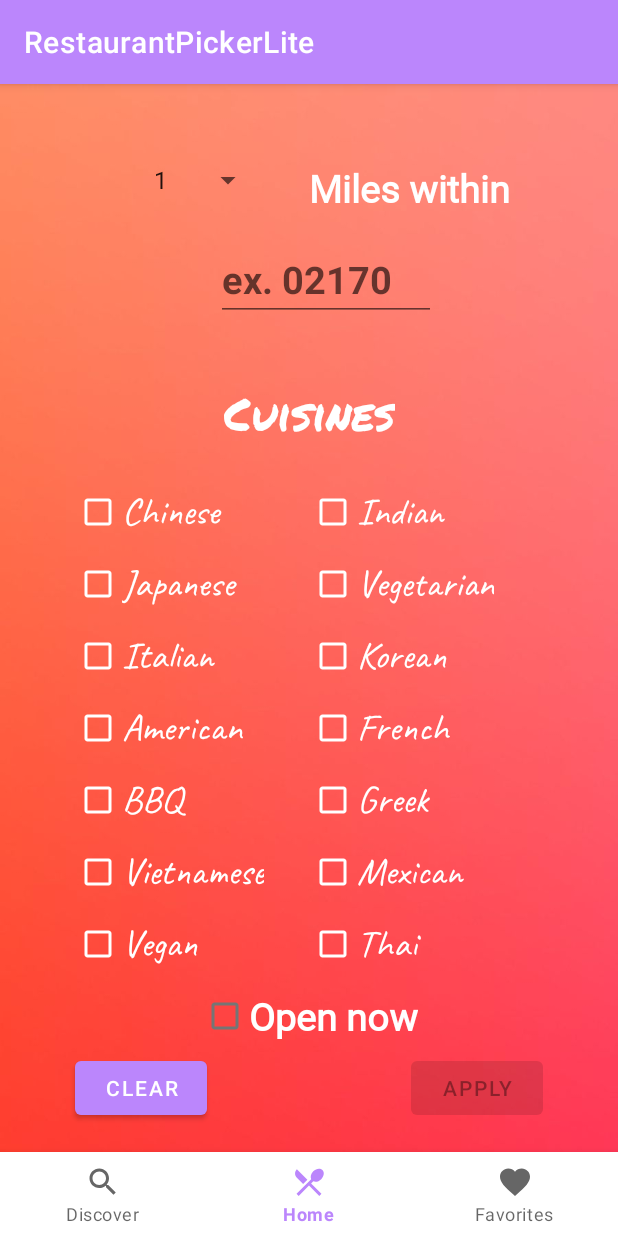
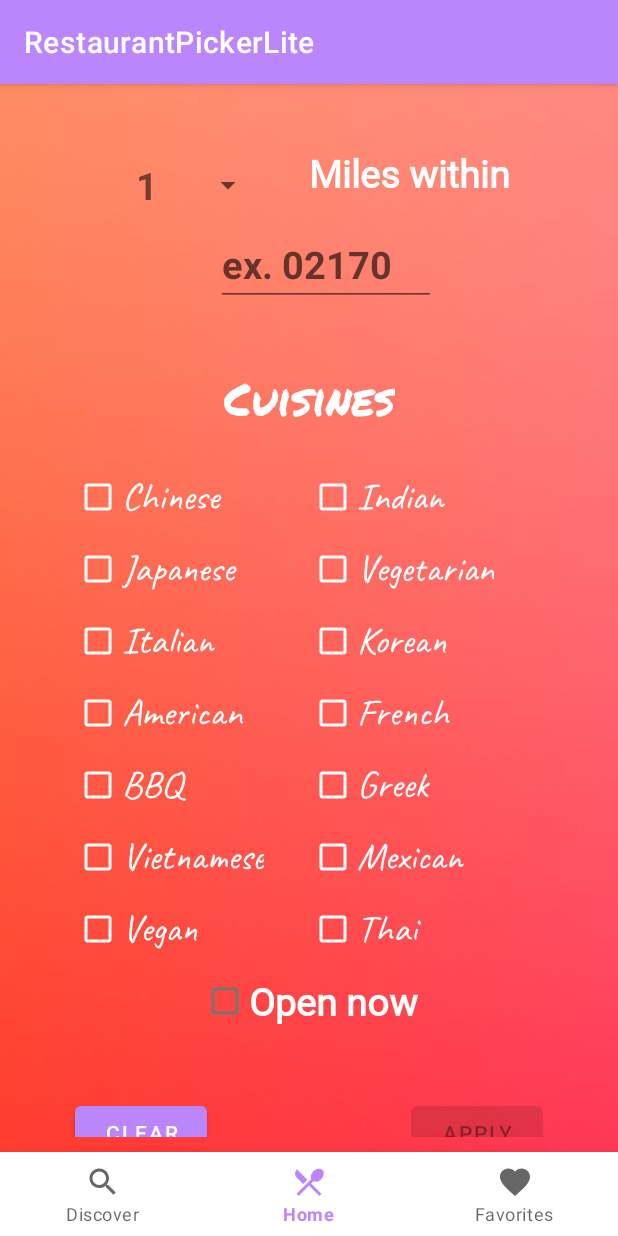
Before and after one commit to buc0025/Android_Restaurant_Picker_Lite, an Android app: the screen it shows after launch (MainActivity), on a phone screen of 412 x 824 dp. Run offline under Robolectric (Android 15) with nearby library versions, the phone set to English and light mode, and no system bars; our stand-ins replace Picasso, Volley; pictures from the network do not load.

Commit message:
Adjusted text size and style of spinner and working on spacing for buttons

```diff
--- a/app/src/main/java/com/example/restaurantpickerlite/activities/MainActivity.java
+++ b/app/src/main/java/com/example/restaurantpickerlite/activities/MainActivity.java
@@ -71,11 +71,11 @@ public class MainActivity extends AppCompatActivity implements AdapterView.OnIte
 
         // Creating adapter for spinner
         spinnerMilesRadius = findViewById(R.id.spinnerMilesRadius);
-        ArrayAdapter<CharSequence> adapter = ArrayAdapter.createFromResource(this, R.array.milesRadius, android.R.layout
-                .simple_spinner_item);
+//        ArrayAdapter<CharSequence> adapter = ArrayAdapter.createFromResource(this, R.array.milesRadius, android.R.layout
+//                .simple_spinner_item);
 
-//        ArrayAdapter<CharSequence> adapter = ArrayAdapter.createFromResource(this, R.array.milesRadius, R.layout.spinner_item);
-        adapter.setDropDownViewResource(android.R.layout.simple_spinner_dropdown_item);
+        ArrayAdapter<CharSequence> adapter = ArrayAdapter.createFromResource(this, R.array.milesRadius, R.layout.spinner_item);
+//        adapter.setDropDownViewResource(android.R.layout.simple_spinner_dropdown_item);
         spinnerMilesRadius.setAdapter(adapter);
         spinnerMilesRadius.setOnItemSelectedListener(this);
 
--- a/app/src/main/res/layout/activity_main.xml
+++ b/app/src/main/res/layout/activity_main.xml
@@ -313,6 +313,7 @@
             android:layout_width="wrap_content"
             android:layout_height="wrap_content"
             android:layout_marginStart="40dp"
+            android:layout_marginTop="40dp"
             android:text="Clear"
             app:layout_constraintTop_toBottomOf="@+id/openedNow"
             app:layout_constraintStart_toStartOf="parent" />
@@ -323,6 +324,7 @@
             android:layout_height="wrap_content"
             android:text="Apply"
             android:layout_marginEnd="40dp"
+            android:layout_marginTop="40dp"
             android:layout_alignParentStart="true"
             android:layout_alignParentBottom="true"
             app:layout_constraintEnd_toEndOf="parent"
--- a/app/src/main/res/layout/spinner_item.xml
+++ b/app/src/main/res/layout/spinner_item.xml
@@ -1,12 +1,8 @@
 <?xml version="1.0" encoding="utf-8"?>
-<!--<androidx.constraintlayout.widget.ConstraintLayout xmlns:android="http://schemas.android.com/apk/res/android"-->
-<!--    android:layout_width="match_parent"-->
-<!--    android:layout_height="match_parent">-->
 
-    <TextView xmlns:android="http://schemas.android.com/apk/res/android"
-        android:id="@android:id/text1"
-        android:layout_width="match_parent"
-        android:layout_height="wrap_content"
-        android:textSize="50sp" />
-
-<!--</androidx.constraintlayout.widget.ConstraintLayout>-->
+<TextView xmlns:android="http://schemas.android.com/apk/res/android"
+    android:layout_width="match_parent"
+    android:layout_height="wrap_content"
+    android:padding="8dp"
+    android:textSize="25sp"
+    android:textStyle="bold" />
```
